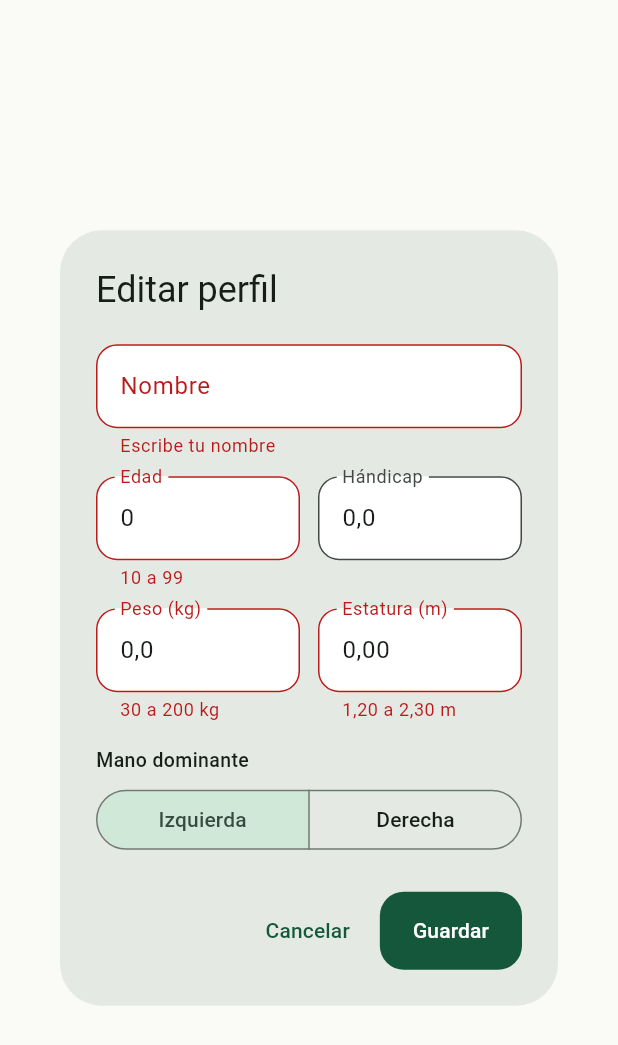
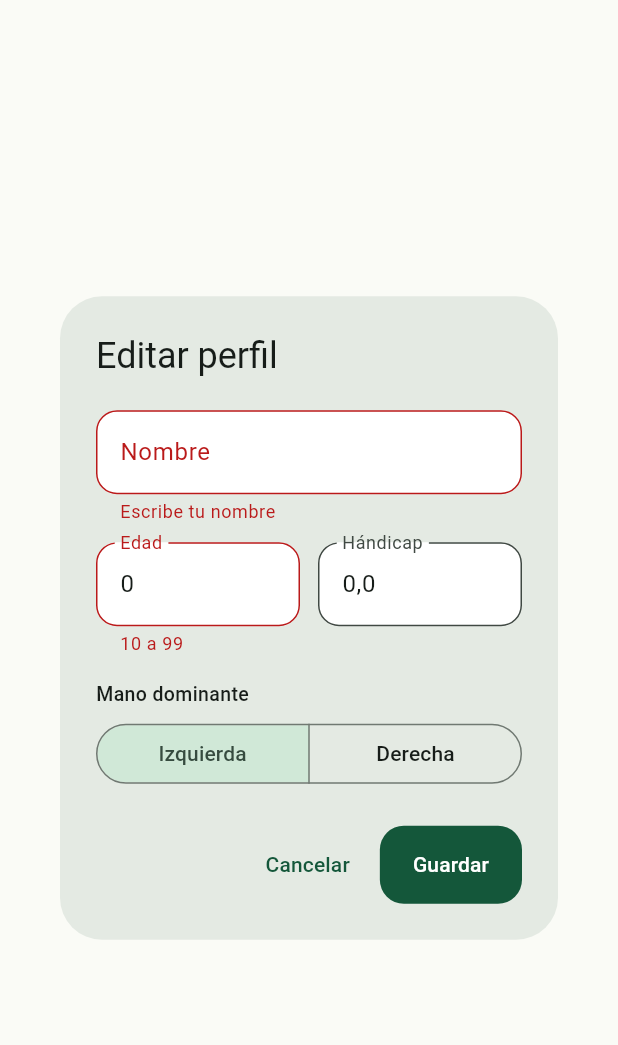
Before and after one commit to red-nato/golfy_app, a Flutter app: the _EditarPerfilDialog widget shown alone on an empty page, opened directly with empty values, after a tap on "Guardar", on a phone screen of 412 x 824 dp. Shown: the top 1045 px of the screen. Run offline on Flutter 3.47's test engine with Material 3 defaults, Android fonts, the phone set to English and light mode, and no system bars; our stand-ins replace dio, supabase_flutter; accounts and stored records are empty; network calls fail.

Commit message:
FIx: Detalle lógico Perfil

```diff
--- a/lib/pages/perfil_page.dart
+++ b/lib/pages/perfil_page.dart
@@ -238,24 +238,18 @@ class _EditarPerfilDialog extends StatefulWidget {
 class _EditarPerfilDialogState extends State<_EditarPerfilDialog> {
   late final _nombre = TextEditingController(text: widget.perfil.nombre);
   late final _edad = TextEditingController(text: '${widget.perfil.edad}');
-  late final _peso = TextEditingController(text: coma(widget.perfil.peso));
-  late final _estatura = TextEditingController(
-    text: coma(widget.perfil.estatura, 2),
-  );
   late final _handicap = TextEditingController(
     text: coma(widget.perfil.handicap),
   );
   late bool _derecha = widget.perfil.manoDerecha;
 
   // Mensajes de error (null = el dato está bien).
-  String? _eNombre, _eEdad, _ePeso, _eEstatura, _eHandicap;
+  String? _eNombre, _eEdad, _eHandicap;
 
   @override
   void dispose() {
     _nombre.dispose();
     _edad.dispose();
-    _peso.dispose();
-    _estatura.dispose();
     _handicap.dispose();
     super.dispose();
   }
@@ -266,17 +260,11 @@ class _EditarPerfilDialogState extends State<_EditarPerfilDialog> {
   void _guardar() {
     final nombre = _nombre.text.trim();
     final edad = int.tryParse(_edad.text.trim());
-    final peso = _numero(_peso.text);
-    final estatura = _numero(_estatura.text);
     final handicap = _numero(_handicap.text);
 
     setState(() {
       _eNombre = nombre.isEmpty ? 'Escribe tu nombre' : null;
       _eEdad = (edad == null || edad < 10 || edad > 99) ? '10 a 99' : null;
-      _ePeso = (peso == null || peso < 30 || peso > 200) ? '30 a 200 kg' : null;
-      _eEstatura = (estatura == null || estatura < 1.2 || estatura > 2.3)
-          ? '1,20 a 2,30 m'
-          : null;
       _eHandicap = (handicap == null || handicap < -5 || handicap > 54)
           ? '−5 a 54'
           : null;
@@ -285,8 +273,6 @@ class _EditarPerfilDialogState extends State<_EditarPerfilDialog> {
     final hayError = [
       _eNombre,
       _eEdad,
-      _ePeso,
-      _eEstatura,
       _eHandicap,
     ].any((e) => e != null);
     if (hayError) return;
@@ -296,8 +282,8 @@ class _EditarPerfilDialogState extends State<_EditarPerfilDialog> {
       Perfil(
         nombre: nombre,
         edad: edad!,
-        peso: peso!,
-        estatura: estatura!,
+        peso: widget.perfil.peso,
+        estatura: widget.perfil.estatura,
         handicap: handicap!,
         manoDerecha: _derecha,
       ),
@@ -346,17 +332,6 @@ class _EditarPerfilDialogState extends State<_EditarPerfilDialog> {
                   Expanded(child: _campo('Edad', _edad, _eEdad)),
                   const SizedBox(width: 12),
                   Expanded(child: _campo('Hándicap', _handicap, _eHandicap)),
-                ],
-              ),
-              const SizedBox(height: 12),
-              Row(
-                crossAxisAlignment: CrossAxisAlignment.start,
-                children: [
-                  Expanded(child: _campo('Peso (kg)', _peso, _ePeso)),
-                  const SizedBox(width: 12),
-                  Expanded(
-                    child: _campo('Estatura (m)', _estatura, _eEstatura),
-                  ),
                 ],
               ),
               const SizedBox(height: 16),
```
